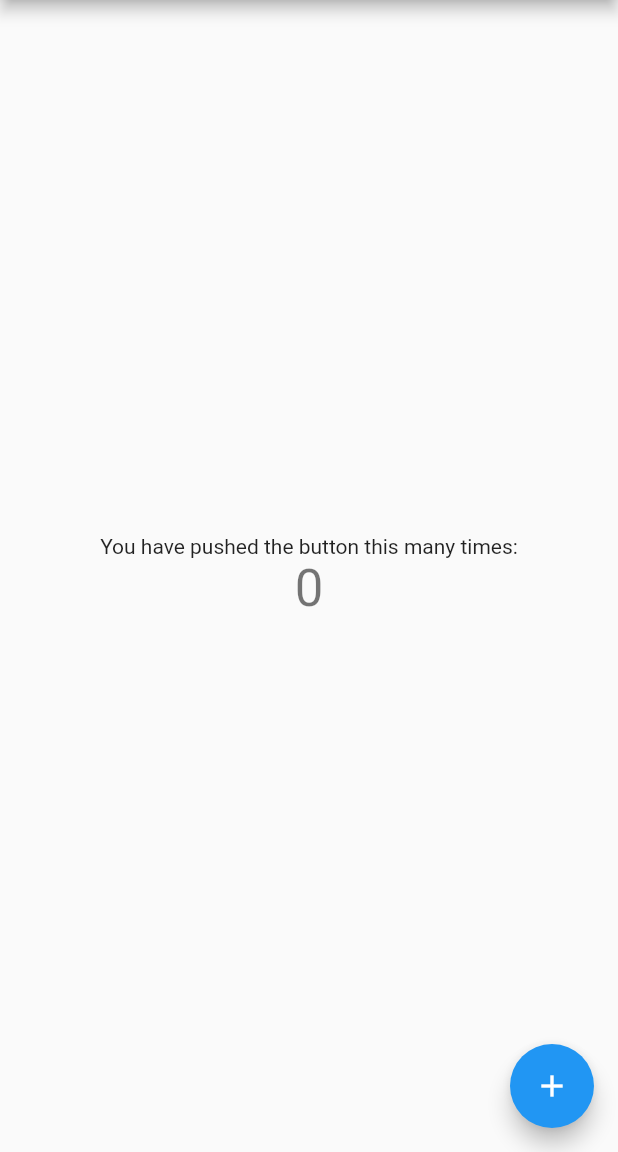
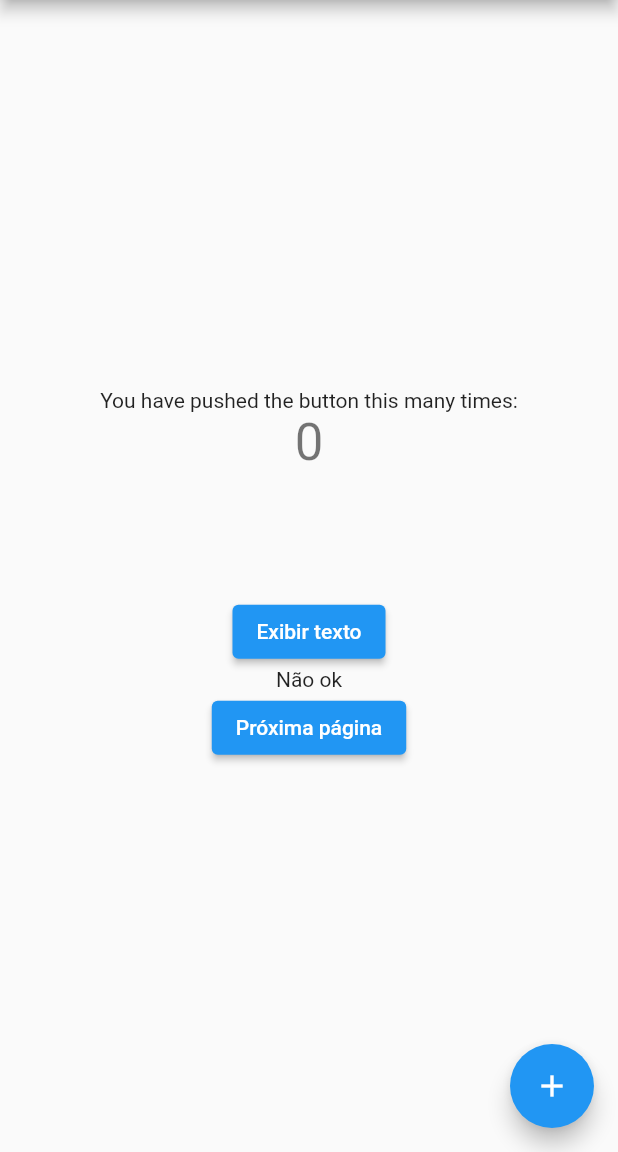
Before and after one commit to lucasvini382/teste_codecov, a Flutter app: the screen it shows after launch, on a phone screen of 412 x 824 dp, the part 84-1236 px from its top. Run offline on Flutter 3.47's test engine with Material 2 defaults, Android fonts, the phone set to English and light mode, and no system bars.

```diff
--- a/lib/main.dart
+++ b/lib/main.dart
@@ -1,4 +1,5 @@
 import 'package:flutter/material.dart';
+import 'package:test_codecov/second-page.dart';
 
 void main() {
   runApp(const MyApp());
@@ -13,15 +14,6 @@ class MyApp extends StatelessWidget {
     return MaterialApp(
       title: 'Flutter Demo',
       theme: ThemeData(
-        // This is the theme of your application.
-        //
-        // Try running your application with "flutter run". You'll see the
-        // application has a blue toolbar. Then, without quitting the app, try
-        // changing the primarySwatch below to Colors.green and then invoke
-        // "hot reload" (press "r" in the console where you ran "flutter run",
-        // or simply save your changes to "hot reload" in a Flutter IDE).
-        // Notice that the counter didn't reset back to zero; the application
-        // is not restarted.
         primarySwatch: Colors.blue,
       ),
       home: const MyHomePage(title: 'Flutter Demo Home Page'),
@@ -32,15 +24,6 @@ class MyApp extends StatelessWidget {
 class MyHomePage extends StatefulWidget {
   const MyHomePage({super.key, required this.title});
 
-  // This widget is the home page of your application. It is stateful, meaning
-  // that it has a State object (defined below) that contains fields that affect
-  // how it looks.
-
-  // This class is the configuration for the state. It holds the values (in this
-  // case the title) provided by the parent (in this case the App widget) and
-  // used by the build method of the State. Fields in a Widget subclass are
-  // always marked "final".
-
   final String title;
 
   @override
@@ -49,50 +32,36 @@ class MyHomePage extends StatefulWidget {
 
 class _MyHomePageState extends State<MyHomePage> {
   int _counter = 0;
+  bool showText = false;
+  String text = '';
 
   void _incrementCounter() {
     setState(() {
-      // This call to setState tells the Flutter framework that something has
-      // changed in this State, which causes it to rerun the build method below
-      // so that the display can reflect the updated values. If we changed
-      // _counter without calling setState(), then the build method would not be
-      // called again, and so nothing would appear to happen.
       _counter++;
     });
   }
 
+  String _changeText(bool show) {
+    String strReturn;
+    show ? strReturn = 'Ok' : strReturn = 'Não ok';
+    return strReturn;
+  }
+
+  @override
+  void initState() {
+    // TODO: implement initState
+    showText = false;
+    super.initState();
+  }
+
   @override
   Widget build(BuildContext context) {
-    // This method is rerun every time setState is called, for instance as done
-    // by the _incrementCounter method above.
-    //
-    // The Flutter framework has been optimized to make rerunning build methods
-    // fast, so that you can just rebuild anything that needs updating rather
-    // than having to individually change instances of widgets.
     return Scaffold(
       appBar: AppBar(
-        // Here we take the value from the MyHomePage object that was created by
-        // the App.build method, and use it to set our appbar title.
         title: Text(widget.title),
       ),
       body: Center(
-        // Center is a layout widget. It takes a single child and positions it
-        // in the middle of the parent.
         child: Column(
-          // Column is also a layout widget. It takes a list of children and
-          // arranges them vertically. By default, it sizes itself to fit its
-          // children horizontally, and tries to be as tall as its parent.
-          //
-          // Invoke "debug painting" (press "p" in the console, choose the
-          // "Toggle Debug Paint" action from the Flutter Inspector in Android
-          // Studio, or the "Toggle Debug Paint" command in Visual Studio Code)
-          // to see the wireframe for each widget.
-          //
-          // Column has various properties to control how it sizes itself and
-          // how it positions its children. Here we use mainAxisAlignment to
-          // center the children vertically; the main axis here is the vertical
-          // axis because Columns are vertical (the cross axis would be
-          // horizontal).
           mainAxisAlignment: MainAxisAlignment.center,
           children: <Widget>[
             const Text(
@@ -102,6 +71,27 @@ class _MyHomePageState extends State<MyHomePage> {
               '$_counter',
               style: Theme.of(context).textTheme.headline4,
             ),
+            SizedBox(height: 0.1 * MediaQuery.of(context).size.height),
+            ElevatedButton(
+                onPressed: () {
+                  setState(() {
+                    showText = !showText;
+                  });
+                  print(showText);
+                },
+                child: const Text('Exibir texto')),
+            Row(
+                key: Key('row_string'),
+                mainAxisAlignment: MainAxisAlignment.center,
+                children: [Text(_changeText(showText))]),
+            ElevatedButton(
+                onPressed: () {
+                  Navigator.push(
+                      context,
+                      MaterialPageRoute(
+                          builder: (context) => const SecondPage()));
+                },
+                child: const Text('Próxima página')),
           ],
         ),
       ),
```
Also changed, not shown: lib/second-page.dart (added, +42 -0 lines), 1 other file.
